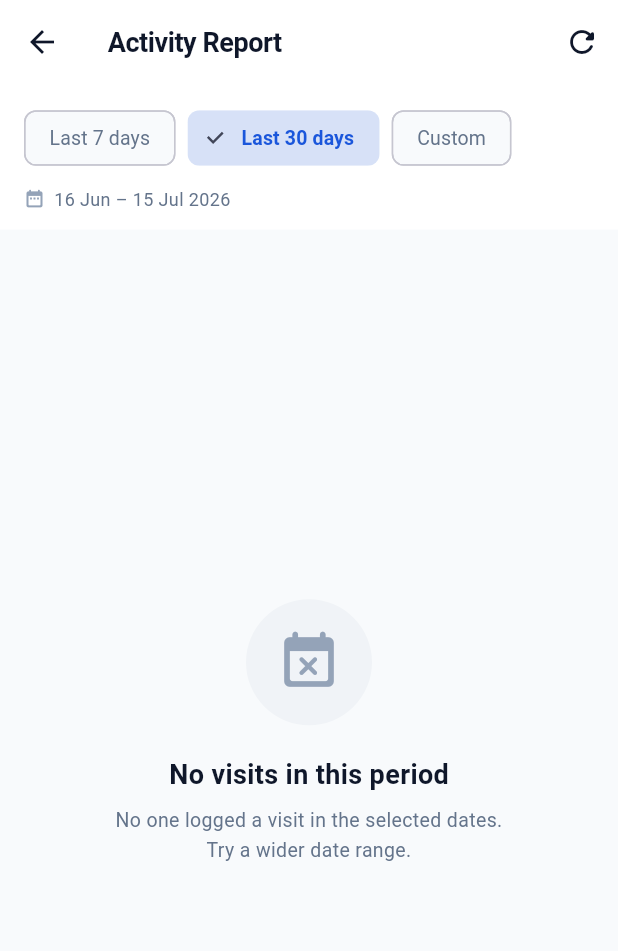
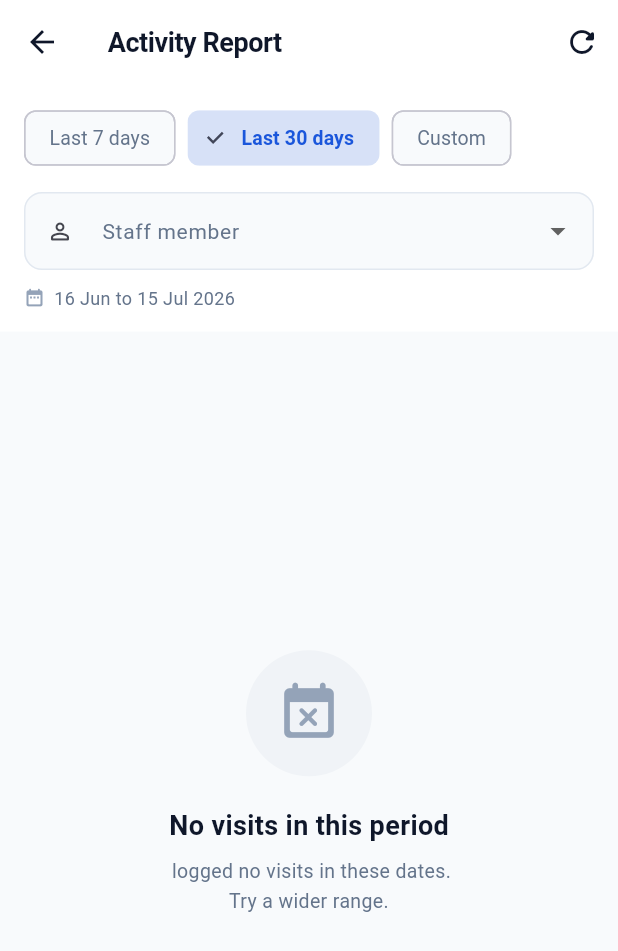
Before and after one commit to theashikd-git/queens-connect, a Flutter app: the ManagerReportScreen screen opened directly, on a phone screen of 412 x 824 dp. Shown: the top 951 px of the screen. Run offline on Flutter 3.47's test engine with Material 3 defaults, Android fonts, the phone set to English and light mode, and no system bars; our stand-ins replace cached_network_image, cloud_firestore, firebase_auth, firebase_core, firebase_storage, flutter_local_notifications and 8 more; accounts and stored records are empty; statements that could not run were skipped.

Commit message:
Enhance ManagerReportScreen with staff filter and PDF download
Updated the ManagerReportScreen to include a staff filter and a Download PDF button. Refactored the code for better readability and added functionality for filtering visits by staff members.

```diff
--- a/lib/presentation/manager/manager_report_screen.dart
+++ b/lib/presentation/manager/manager_report_screen.dart
@@ -1,11 +1,13 @@
 // lib/presentation/manager/manager_report_screen.dart
-// Per-staff report: filter by date range, see total visits and the
-// number of distinct hospitals each person visited.
+// Per-staff report with date range + staff filter, and a Download PDF button.
 
 import 'package:flutter/material.dart';
 import 'package:intl/intl.dart';
 import 'package:hospital_field_app/core/theme/app_theme.dart';
+import 'package:hospital_field_app/data/models/user_model.dart';
 import 'package:hospital_field_app/data/models/visit_model.dart';
+import 'package:hospital_field_app/data/services/auth_service.dart';
+import 'package:hospital_field_app/data/services/report_pdf_service.dart';
 import 'package:hospital_field_app/data/services/visit_service.dart';
 import 'package:hospital_field_app/presentation/shared/widgets/common_widgets.dart';
 
@@ -16,30 +18,30 @@ class ManagerReportScreen extends StatefulWidget {
   State<ManagerReportScreen> createState() => _ManagerReportScreenState();
 }
 
-class _StaffReport {
-  final String userName;
-  int totalVisits = 0;
-  final Set<String> hospitals = {};
-  int valid = 0;
-  int flagged = 0; // suspicious + unrecognized
-
-  _StaffReport(this.userName);
-
-  int get distinctHospitals => hospitals.length;
-}
-
 class _ManagerReportScreenState extends State<ManagerReportScreen> {
   final VisitService _visitService = VisitService();
+  final AuthService _authService = AuthService();
 
   String _range = '30'; // '7' | '30' | 'custom'
   DateTimeRange? _customRange;
+  UserModel? _filterStaff;
+  List<UserModel> _staff = [];
 
+  bool _generatingPdf = false;
   late Future<List<VisitModel>> _future;
 
   @override
   void initState() {
     super.initState();
     _future = _load();
+    _loadStaff();
+  }
+
+  Future<void> _loadStaff() async {
+    try {
+      final staff = await _authService.getStaffUsers();
+      if (mounted) setState(() => _staff = staff);
+    } catch (_) {}
   }
 
   (DateTime, DateTime) _resolveRange() {
@@ -65,6 +67,12 @@ class _ManagerReportScreenState extends State<ManagerReportScreen> {
 
   void _refresh() => setState(() => _future = _load());
 
+  /// Staff filter is applied in Dart, so no Firestore index is needed.
+  List<VisitModel> _filtered(List<VisitModel> visits) {
+    if (_filterStaff == null) return visits;
+    return visits.where((v) => v.userId == _filterStaff!.id).toList();
+  }
+
   Future<void> _pickCustomRange() async {
     final now = DateTime.now();
     final picked = await showDateRangePicker(
@@ -86,26 +94,29 @@ class _ManagerReportScreenState extends State<ManagerReportScreen> {
     }
   }
 
-  List<_StaffReport> _aggregate(List<VisitModel> visits) {
-    final map = <String, _StaffReport>{};
-    for (final v in visits) {
-      final key = v.userId.isNotEmpty ? v.userId : v.userName;
-      final r = map.putIfAbsent(key, () => _StaffReport(v.userName));
-      r.totalVisits++;
-      // Distinct hospitals: prefer stable id, fall back to name.
-      r.hospitals.add(
-        (v.hospitalId != null && v.hospitalId!.isNotEmpty)
-            ? v.hospitalId!
-            : v.manualHospitalName.toLowerCase().trim(),
+  Future<void> _downloadPdf(List<VisitModel> visits) async {
+    setState(() => _generatingPdf = true);
+    final (start, end) = _resolveRange();
+
+    try {
+      await ReportPdfService.shareReport(
+        visits: visits,
+        start: start,
+        end: end,
+        staffFilterName: _filterStaff?.name,
       );
-      if (v.status == 'valid') r.valid++;
-      if (v.status == 'suspicious' || v.status == 'unrecognized') {
-        r.flagged++;
+    } catch (_) {
+      if (mounted) {
+        ScaffoldMessenger.of(context).showSnackBar(
+          const SnackBar(
+            content: Text('Could not generate the PDF.'),
+            backgroundColor: AppTheme.errorRed,
+          ),
+        );
       }
+    } finally {
+      if (mounted) setState(() => _generatingPdf = false);
     }
-    final list = map.values.toList()
-      ..sort((a, b) => b.totalVisits.compareTo(a.totalVisits));
-    return list;
   }
 
   @override
@@ -122,9 +133,11 @@ class _ManagerReportScreenState extends State<ManagerReportScreen> {
           ),
         ],
       ),
-      body: Column(
+      body: Stack(
         children: [
-          _buildRangeSelector(),
+          Column(
+            children: [
+              _buildFilters(),
               Expanded(
                 child: FutureBuilder<List<VisitModel>>(
                   future: _future,
@@ -144,23 +157,46 @@ class _ManagerReportScreenState extends State<ManagerReportScreen> {
                         onRetry: _refresh,
                       );
                     }
-                final visits = snapshot.data ?? [];
-                final reports = _aggregate(visits);
+
+                    final visits = _filtered(snapshot.data ?? []);
+                    final reports = ReportPdfService.aggregate(visits);
+
                     if (reports.isEmpty) {
                       return _messageState(
                         icon: Icons.event_busy_rounded,
                         color: AppTheme.textTertiary,
                         title: 'No visits in this period',
-                    message:
-                        'No one logged a visit in the selected dates.\n'
-                        'Try a wider date range.',
+                        message: _filterStaff != null
+                            ? '${_filterStaff!.name} logged no visits in these dates.\nTry a wider range.'
+                            : 'No one logged a visit in the selected dates.\nTry a wider date range.',
                       );
                     }
+
                     return ListView(
                       padding: const EdgeInsets.all(16),
                       children: [
                         _buildSummary(visits, reports),
                         const SizedBox(height: 16),
+                        SizedBox(
+                          height: 48,
+                          child: ElevatedButton.icon(
+                            onPressed: _generatingPdf
+                                ? null
+                                : () => _downloadPdf(visits),
+                            icon: _generatingPdf
+                                ? const SizedBox(
+                                    width: 16,
+                                    height: 16,
+                                    child: CircularProgressIndicator(
+                                        color: Colors.white, strokeWidth: 2),
+                                  )
+                                : const Icon(Icons.picture_as_pdf_rounded),
+                            label: Text(_generatingPdf
+                                ? 'Generating...'
+                                : 'Download PDF report'),
+                          ),
+                        ),
+                        const SizedBox(height: 20),
                         const SectionHeader(
                           title: 'Per Staff Member',
                           subtitle: 'Visits and distinct places covered',
@@ -175,68 +211,17 @@ class _ManagerReportScreenState extends State<ManagerReportScreen> {
               ),
             ],
           ),
-    );
-  }
-
-  /// Shared friendly empty/error state.
-  Widget _messageState({
-    required IconData icon,
-    required Color color,
-    required String title,
-    required String message,
-    VoidCallback? onRetry,
-  }) {
-    return Center(
-      child: Padding(
-        padding: const EdgeInsets.all(32),
-        child: Column(
-          mainAxisAlignment: MainAxisAlignment.center,
-          children: [
-            Container(
-              padding: const EdgeInsets.all(20),
-              decoration: BoxDecoration(
-                color: color.withValues(alpha: 0.08),
-                shape: BoxShape.circle,
-              ),
-              child: Icon(icon, size: 44, color: color),
-            ),
-            const SizedBox(height: 20),
-            Text(
-              title,
-              style: const TextStyle(
-                fontWeight: FontWeight.w700,
-                fontSize: 18,
-                color: AppTheme.textPrimary,
-              ),
-            ),
-            const SizedBox(height: 8),
-            Text(
-              message,
-              textAlign: TextAlign.center,
-              style: const TextStyle(
-                color: AppTheme.textSecondary,
-                fontSize: 13,
-                height: 1.5,
-              ),
-            ),
-            if (onRetry != null) ...[
-              const SizedBox(height: 20),
-              OutlinedButton.icon(
-                onPressed: onRetry,
-                icon: const Icon(Icons.refresh_rounded, size: 18),
-                label: const Text('Retry'),
-              ),
+          if (_generatingPdf)
+            const LoadingOverlay(message: 'Building your PDF...'),
         ],
-          ],
-        ),
       ),
     );
   }
 
-  Widget _buildRangeSelector() {
+  Widget _buildFilters() {
     final (start, end) = _resolveRange();
     final label =
-        '${DateFormat('d MMM').format(start)} – ${DateFormat('d MMM yyyy').format(end)}';
+        '${DateFormat('d MMM').format(start)} to ${DateFormat('d MMM yyyy').format(end)}';
 
     Widget chip(String key, String text) {
       final selected = _range == key;
@@ -268,7 +253,7 @@ class _ManagerReportScreenState extends State<ManagerReportScreen> {
     return Container(
       width: double.infinity,
       color: AppTheme.cardWhite,
-      padding: const EdgeInsets.fromLTRB(16, 12, 16, 12),
+      padding: const EdgeInsets.fromLTRB(16, 12, 16, 14),
       child: Column(
         crossAxisAlignment: CrossAxisAlignment.start,
         children: [
@@ -279,7 +264,28 @@ class _ManagerReportScreenState extends State<ManagerReportScreen> {
               chip('custom', 'Custom'),
             ],
           ),
-          const SizedBox(height: 8),
+          const SizedBox(height: 12),
+          DropdownButtonFormField<UserModel?>(
+            value: _filterStaff,
+            isExpanded: true,
+            decoration: const InputDecoration(
+              labelText: 'Staff member',
+              prefixIcon: Icon(Icons.person_outline_rounded),
+              isDense: true,
+            ),
+            items: [
+              const DropdownMenuItem<UserModel?>(
+                value: null,
+                child: Text('Everyone'),
+              ),
+              ..._staff.map((u) => DropdownMenuItem<UserModel?>(
+                    value: u,
+                    child: Text(u.name),
+                  )),
+            ],
+            onChanged: (u) => setState(() => _filterStaff = u),
+          ),
+          const SizedBox(height: 10),
           Row(
             children: [
               const Icon(Icons.date_range_rounded,
@@ -295,8 +301,7 @@ class _ManagerReportScreenState extends State<ManagerReportScreen> {
     );
   }
 
-  Widget _buildSummary(List<VisitModel> visits, List<_StaffReport> reports) {
-    final totalVisits = visits.length;
+  Widget _buildSummary(List<VisitModel> visits, List<StaffReport> reports) {
     final distinctHospitals = <String>{};
     for (final v in visits) {
       distinctHospitals.add(
@@ -313,7 +318,7 @@ class _ManagerReportScreenState extends State<ManagerReportScreen> {
         ),
         const SizedBox(width: 12),
         Expanded(
-          child: _summaryTile('Total Visits', '$totalVisits',
+          child: _summaryTile('Total Visits', '${visits.length}',
               Icons.assignment_turned_in_rounded, AppTheme.accentTeal),
         ),
         const SizedBox(width: 12),
@@ -349,7 +354,7 @@ class _ManagerReportScreenState extends State<ManagerReportScreen> {
     );
   }
 
-  Widget _buildStaffCard(_StaffReport r) {
+  Widget _buildStaffCard(StaffReport r) {
     return Container(
       margin: const EdgeInsets.only(bottom: 12),
       padding: const EdgeInsets.all(16),
@@ -422,4 +427,52 @@ class _ManagerReportScreenState extends State<ManagerReportScreen> {
         height: 32,
         color: AppTheme.dividerColor,
       );
+
+  Widget _messageState({
+    required IconData icon,
+    required Color color,
+    required String title,
+    required String message,
+    VoidCallback? onRetry,
+  }) {
+    return Center(
+      child: Padding(
+        padding: const EdgeInsets.all(32),
+        child: Column(
+          mainAxisAlignment: MainAxisAlignment.center,
+          children: [
+            Container(
+              padding: const EdgeInsets.all(20),
+              decoration: BoxDecoration(
+                color: color.withValues(alpha: 0.08),
+                shape: BoxShape.circle,
+              ),
+              child: Icon(icon, size: 44, color: color),
+            ),
+            const SizedBox(height: 20),
+            Text(title,
+                style: const TextStyle(
+                    fontWeight: FontWeight.w700,
+                    fontSize: 18,
+                    color: AppTheme.textPrimary)),
+            const SizedBox(height: 8),
+            Text(message,
+                textAlign: TextAlign.center,
+                style: const TextStyle(
+                    color: AppTheme.textSecondary,
+                    fontSize: 13,
+                    height: 1.5)),
+            if (onRetry != null) ...[
+              const SizedBox(height: 20),
+              OutlinedButton.icon(
+                onPressed: onRetry,
+                icon: const Icon(Icons.refresh_rounded, size: 18),
+                label: const Text('Retry'),
+              ),
+            ],
+          ],
+        ),
+      ),
+    );
   }
+}
```
Lines whose indentation alone changed are shown as unchanged.
